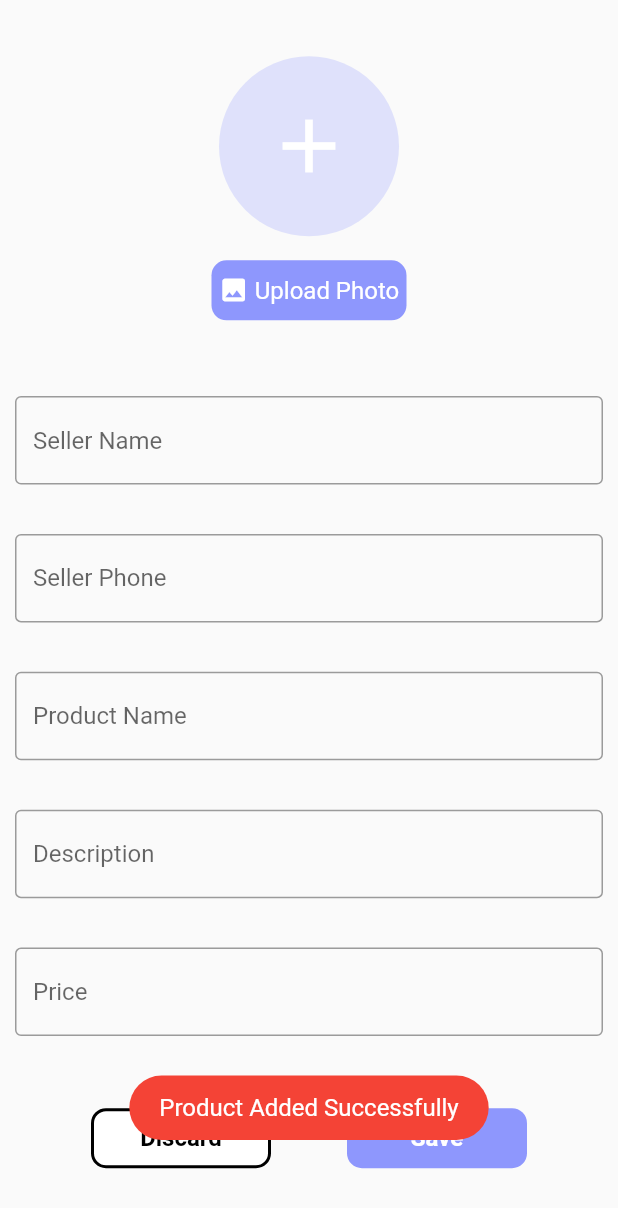
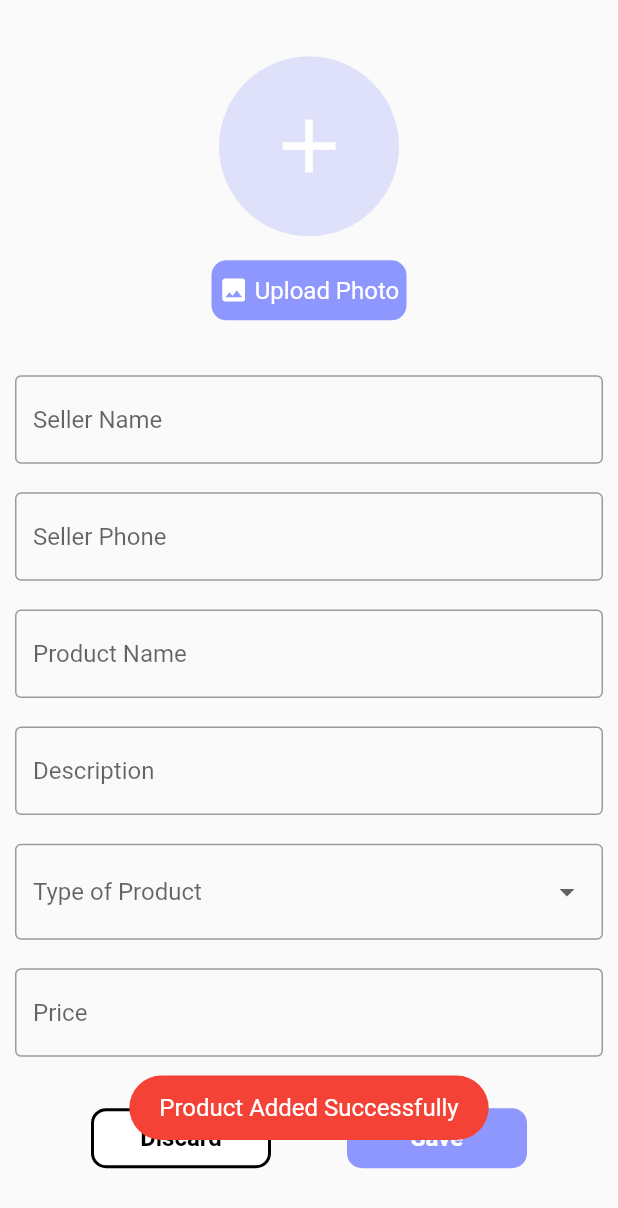
Before and after one commit to ShrutiNigamgit/scrap2art, a Flutter app: the SellPage widget shown alone on an empty page, opened directly, after a tap on "Save", on a phone screen of 412 x 824 dp. Shown: the top 1208 px of the screen. Run offline on Flutter 3.47's test engine with Material 2 defaults, Android fonts, the phone set to English and light mode, and no system bars; our stand-ins replace animated_bottom_navigation_bar, cloud_firestore, firebase_auth, firebase_core, fluttertoast, shared_preferences; accounts and stored records are empty; network calls fail.

Commit message:
Sell Page updated with Type of product

```diff
--- a/lib/UI/SellPage.dart
+++ b/lib/UI/SellPage.dart
@@ -1,7 +1,7 @@
 import 'package:cloud_firestore/cloud_firestore.dart';
 import 'package:flutter/material.dart';
 import 'package:scrap2art/utils.dart';
-
+import 'BuyPage.dart';
 class SellPage extends StatefulWidget {
   const SellPage({super.key});
 
@@ -17,7 +17,14 @@ class _SellPageState extends State<SellPage> {
   final sellerPhone = TextEditingController();
   final productName = TextEditingController();
   final description = TextEditingController();
+  final chooseType = TextEditingController();
+  bool productType = true;
   final price = TextEditingController();
+
+  // Create a list of options for the dropdown menu
+  List<String> productTypes = ['Raw', 'Furnished'];
+  String selectedProductType = ''; // Set a default selected value
+
 
   @override
   void dispose() {
@@ -120,6 +127,24 @@ class _SellPageState extends State<SellPage> {
                       hintText: 'Description',
                     ),
                   ),
+                  // Dropdown list for type of product
+                  DropdownButtonFormField<String>(
+                    onChanged: (String? newValue) {
+                      setState(() {
+                        productType = newValue == 'Raw'?true:false;
+                      });
+                    },
+                    items: [
+                      DropdownMenuItem(child: Text("Furnished"),value: 'Furnished',),
+                      DropdownMenuItem(child: Text("Raw"),value: 'Raw',)
+                    ],
+
+                    decoration: InputDecoration(
+                      border: OutlineInputBorder(),
+                      hintText: 'Type of Product',
+                    ),
+                  ),
+
                   TextField(
                     controller: price,
                     keyboardType: TextInputType.number,
@@ -173,7 +198,7 @@ class _SellPageState extends State<SellPage> {
                         "Price": price.text.toString(),
                         "ProductImageLink": "imagelink",
                         "SellerID": "SellerID",
-                        "isRaw": false,
+                        "isRaw": productType,
                         "productId": id,
                       }).then((value) {
                         Utils().toastMessage("Product Added Successfully");
--- a/lib/main.dart
+++ b/lib/main.dart
@@ -1,5 +1,6 @@
 import 'package:firebase_core/firebase_core.dart';
 import 'package:flutter/material.dart';
+import 'package:scrap2art/UI/HomePage.dart';
 import 'package:scrap2art/registrationPages/initial_Welcome_Screen.dart';
 import 'package:scrap2art/registrationPages/loginPage.dart';
 import 'package:scrap2art/registrationPages/signUpPage.dart';
@@ -11,7 +12,8 @@ void main() async {
       debugShowCheckedModeBanner: false,
       initialRoute: 'initial_Welcome_Screen',
       routes: {
-        'initial_Welcome_Screen': (context) => initialWelcomeScreen(),
+        'initial_Welcome_Screen': (context) => HomePage(),
+       // 'initial_Welcome_Screen': (context) => initialWelcomeScreen(),
         // 'signUpPage': (context) => signUpPage(),
         // 'loginPage': (context) => loginPage(),
       }));
```
Also changed, not shown: lib/UI/BuyPage.dart (+5 -5 lines).
